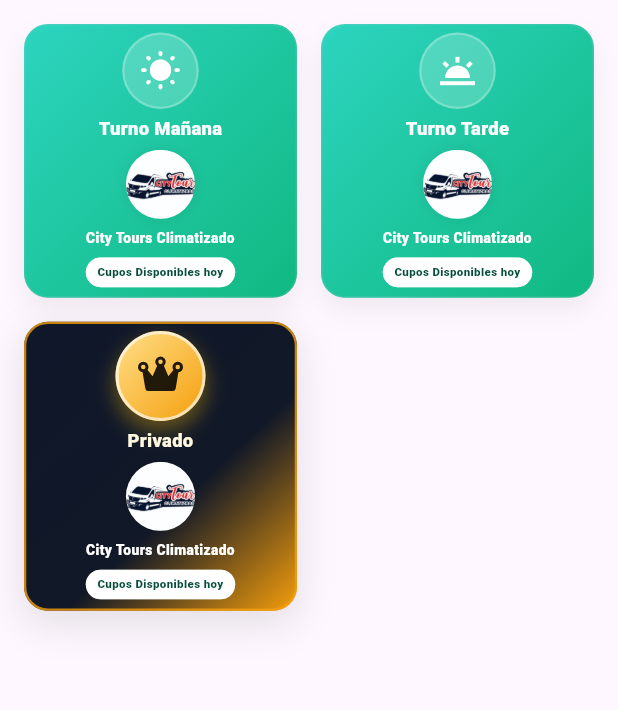
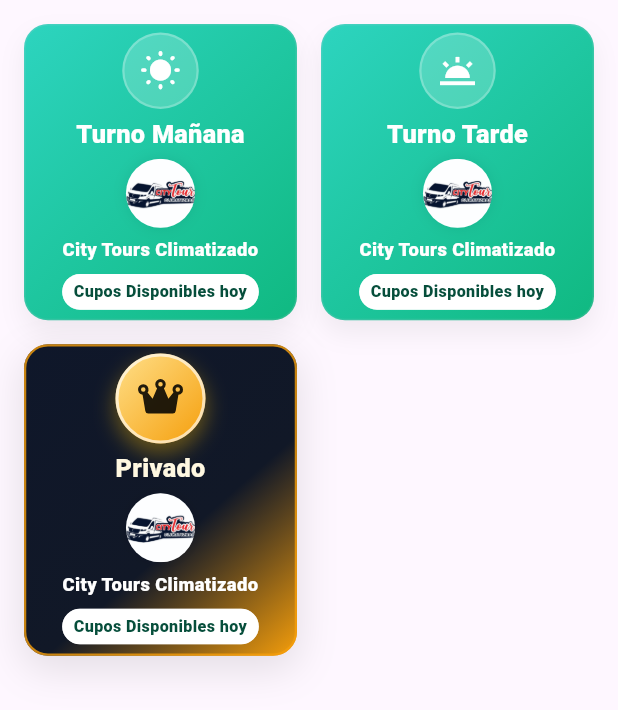
Before and after one commit to Jonathan03R/city_tours_cartagena, a Flutter app: the ServiciosView screen opened directly, on a phone screen of 412 x 824 dp. Shown: the top 710 px of the screen. Run offline on Flutter 3.47's test engine with Material 3 defaults, Android fonts, the phone set to English and light mode, and no system bars; our stand-ins replace cloud_firestore, connectivity_plus, firebase_auth, firebase_core, firebase_messaging, flutter_local_notifications and 8 more; accounts and stored records are empty.

Commit message:
Se rediseño el tamaño al mostrar los servicios

```diff
--- a/lib/screens/servicios/servicio_view.dart
+++ b/lib/screens/servicios/servicio_view.dart
@@ -256,6 +256,23 @@ class _TurnoCard extends StatelessWidget {
   Widget build(BuildContext context) {
     final cs = Theme.of(context).colorScheme;
     final gradient = _backgroundGradient(estado, _isPrivado);
+    final screenWidth = MediaQuery.of(context).size.width;
+    double mainFontSize;
+    double empresaFontSize;
+    double badgeFontSize;
+    if (screenWidth < 400) {
+      mainFontSize = 18.sp; // Aumentado
+      empresaFontSize = 14.sp; // Aumentado
+      badgeFontSize = 12.sp; // Aumentado
+    } else if (screenWidth < 800) {
+      mainFontSize = 22.sp; // Aumentado
+      empresaFontSize = 16.sp; // Aumentado
+      badgeFontSize = 14.sp; // Aumentado
+    } else {
+      mainFontSize = 28.sp; // Aumentado
+      empresaFontSize = 20.sp; // Aumentado
+      badgeFontSize = 18.sp; // Aumentado
+    }
 
     return Semantics(
       button: true,
@@ -296,7 +313,7 @@ class _TurnoCard extends StatelessWidget {
                   textAlign: TextAlign.center,
                   style: TextStyle(
                     fontWeight: FontWeight.w900,
-                    fontSize: 16.sp,
+                    fontSize: mainFontSize,
                     color: _isPrivado ? Colors.amber.shade50 : Colors.white,
                     letterSpacing: 0.2,
                   ),
@@ -309,12 +326,12 @@ class _TurnoCard extends StatelessWidget {
                   textAlign: TextAlign.center,
                   style: TextStyle(
                     fontWeight: FontWeight.w900,
-                    fontSize: 12.sp,
+                    fontSize: empresaFontSize,
                     color: Colors.white,
                   ),
                 ),
                 SizedBox(height: 8.w),
-                _EstadoBadge(estado: estado), // “… hoy”
+                _EstadoBadge(estado: estado, fontSize: badgeFontSize), // “… hoy”
               ],
             ),
           ),
@@ -424,8 +441,9 @@ class _AgencyAvatar extends StatelessWidget {
 }
 
 class _EstadoBadge extends StatelessWidget {
-  const _EstadoBadge({required this.estado});
+  const _EstadoBadge({required this.estado, required this.fontSize});
   final CuposEstado estado;
+  final double fontSize;
 
   @override
   Widget build(BuildContext context) {
@@ -453,7 +471,7 @@ class _EstadoBadge extends StatelessWidget {
         style: TextStyle(
           color: text,
           fontWeight: FontWeight.w800,
-          fontSize: 10.sp,
+          fontSize: fontSize,
           // letterSpacing: 0.8,
         ),
       ),
```
